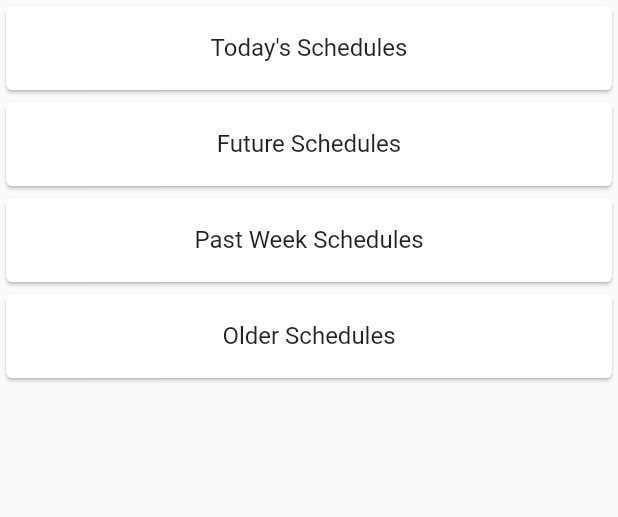
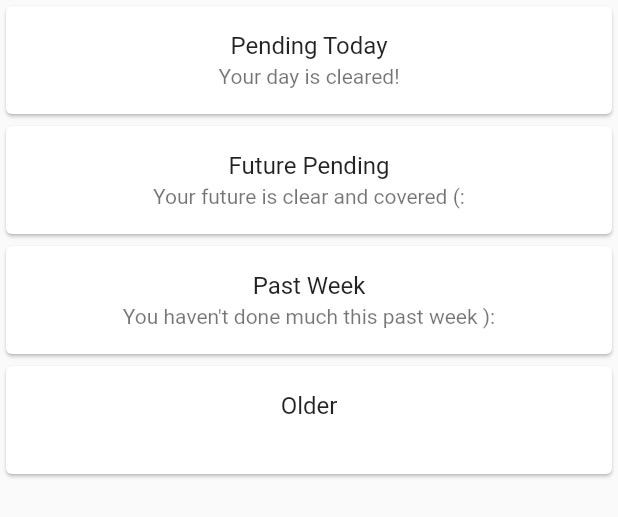
Before and after one commit to MPadilla198/Andrea-Lists, a Flutter app: the MySchedule widget shown alone on an empty page, opened directly with empty values, on a phone screen of 412 x 824 dp. Shown: the top 517 px of the screen. Run offline on Flutter 3.47's test engine with Material 2 defaults, Android fonts, the phone set to English and light mode, and no system bars.

Commit message:
Improved functionality

```diff
--- a/lib/main.dart
+++ b/lib/main.dart
@@ -47,7 +47,7 @@ class _MyHomePageState extends State<MyHomePage>
     with SingleTickerProviderStateMixin {
   final List<Tab> myTabs = <Tab>[
     new Tab(
-      text: 'Lists',
+      text: 'General',
       icon: new Icon(Icons.dehaze),
     ),
     new Tab(
@@ -170,15 +170,11 @@ class MySchedule extends StatelessWidget {
     List<MyListItem> newListOfList = await Navigator.of(context).push(new MaterialPageRoute<List<MyListItem>>(
       builder: ((BuildContext context) {
         return new ListPage(
-            listItems: /*itemLists[event]*/ <MyListItem>[
-              new MyListItem(title: "Hello"),
-              new MyListItem(title: "World"),
-              new MyListItem(title: "Hello"),
-            ],
+            listItems: itemLists[event],
           listTitle: event.title,
         );
       }),
-    )); // TODO: Finish this method
+    ));
 
     onListItemChanged(event, newListOfList);
   }
@@ -186,14 +182,13 @@ class MySchedule extends StatelessWidget {
   @override
   Widget build(BuildContext context) {
     List<Widget> getFutureSchedule() {
-      List<Widget> futureSchedule = [
-        new ListTile(title: new Center(child: new Text("Future Schedules"))),
-      ];
+      List<Widget> futureSchedule = new List<Widget>();
 
       futureSchedule.addAll(schedule.map((EventItem event) {
-        if (event.date.day >= tomorrow.day &&
-            event.date.month >= tomorrow.month &&
-            event.date.year >= tomorrow.year) {
+        if (event.date.isAfter(today) &&
+            (event.date.day >= tomorrow.day ||
+            (event.date.month > tomorrow.month &&
+            event.date.year >= tomorrow.year))) {
           return new ListTile(
               title: new Text(event.title),
               subtitle: new Text(
@@ -205,13 +200,16 @@ class MySchedule extends StatelessWidget {
 
       futureSchedule.removeWhere((Widget event) => event == null);
 
+      futureSchedule.insert(0, new ListTile(
+				title: new Center(child: new Text("Future Pending")),
+				subtitle: (futureSchedule.length == 0) ? new Center(child: new Text("Your future is clear and covered (:")) : null,
+			));
+
       return futureSchedule;
     }
 
     List<Widget> getTodaySchedule() {
-      List<Widget> todaySchedule = [
-        new ListTile(title: new Center(child: new Text("Today's Schedules"))),
-      ];
+      List<Widget> todaySchedule = new List<Widget>();
 
       todaySchedule.addAll(schedule.map((EventItem event) {
         if (event.date.day == today.day &&
@@ -228,13 +226,16 @@ class MySchedule extends StatelessWidget {
 
       todaySchedule.removeWhere((Widget widget) => widget == null);
 
+			todaySchedule.insert(0, new ListTile(
+				title: new Center(child: new Text("Pending Today")),
+				subtitle: (todaySchedule.length == 0) ? new Center(child: new Text("Your day is cleared!")) : null,
+			));
+
       return todaySchedule;
     }
 
     List<Widget> getPastWeekSchedule() {
-      List<Widget> pastWeekSchedule = [
-        new ListTile(title: new Center(child: new Text("Past Week Schedules"))),
-      ];
+      List<Widget> pastWeekSchedule = new List<Widget>();
 
       pastWeekSchedule.addAll(schedule.map((EventItem event) {
         if (event.date.day < today.day &&
@@ -254,13 +255,16 @@ class MySchedule extends StatelessWidget {
 
       pastWeekSchedule.removeWhere((Widget widget) => widget == null);
 
+			pastWeekSchedule.insert(0, new ListTile(
+				title: new Center(child: new Text("Past Week")),
+				subtitle: (pastWeekSchedule.length == 0) ? new Center(child: new Text("You haven't done much this past week ):")) : null,
+			));
+
       return pastWeekSchedule;
     }
 
     List<Widget> getOlderSchedule() {
-      List<Widget> olderSchedule = [
-        new ListTile(title: new Center(child: new Text("Older Schedules"))),
-      ];
+      List<Widget> olderSchedule = new List<Widget>();
 
       olderSchedule.addAll(schedule.map((EventItem event) {
         if (event.date.day < beginLastWeek.day &&
@@ -276,6 +280,12 @@ class MySchedule extends StatelessWidget {
       }).toList());
 
       olderSchedule.removeWhere((Widget widget) => widget == null);
+
+			olderSchedule.insert(0, new ListTile(
+				title: new Center(child: new Text("Older")),
+				subtitle: (olderSchedule.length == 0) ? new Center(child: new Text("")) : null,
+			));
+
 
       return olderSchedule;
     }
@@ -328,11 +338,7 @@ class MyLists extends StatelessWidget {
                 .push(new MaterialPageRoute<List<MyListItem>>(
               builder: (BuildContext context) {
                 return new ListPage(
-                  listItems: /*itemLists[event]*/ <MyListItem>[
-                    new MyListItem(title: "Hello"),
-                    new MyListItem(title: "World"),
-                    new MyListItem(title: "Hello"),
-                  ],
+                  listItems: itemLists[event],
                   listTitle: event.title,
                 );
               },
@@ -569,7 +575,7 @@ class _ListPageState extends State<ListPage> {
                           });
                         } else {
                           Scaffold.of(context).showSnackBar(new SnackBar(
-                                content: new Text("Your list needs a name"),
+                                content: new Text("Your List Item has no name!"),
                               ));
                         }
                       },
```
